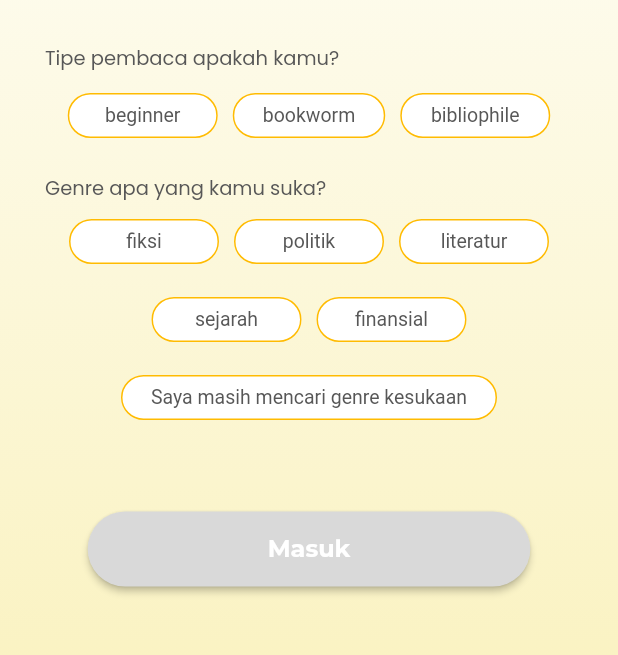
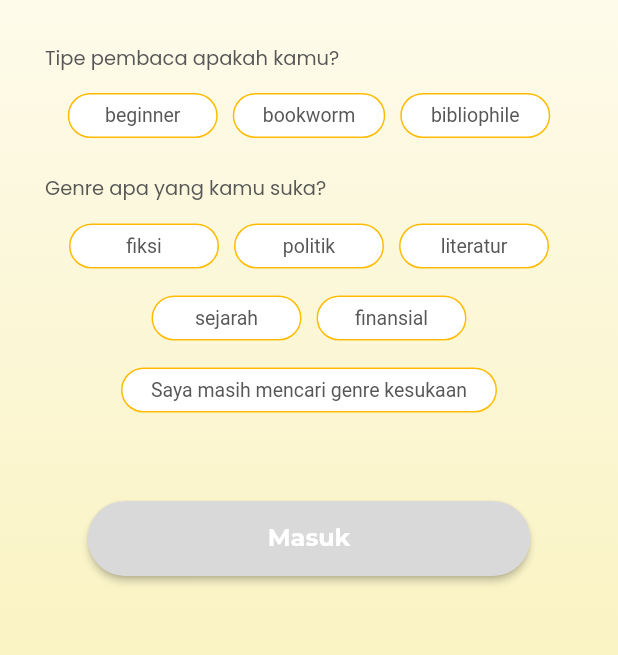
Before and after one commit to florentianayuwono/LiteUp, a Flutter app: the PersonalisationScreen screen opened directly, on a phone screen of 412 x 824 dp, the part 345-1000 px from its top. Run offline on Flutter 3.47's test engine with Material 2 defaults, Android fonts, the phone set to English and light mode, and no system bars; our stand-ins replace google_fonts, permission_handler; missing offline and left inert: dart:ffi, flutter_sound; network calls fail.

Commit message:
Decrease height gap

```diff
--- a/lite_up/lib/screens/personalisation_screen.dart
+++ b/lite_up/lib/screens/personalisation_screen.dart
@@ -56,7 +56,7 @@ class _PersonalisationScreenState extends State<PersonalisationScreen> {
             ]),
             Container(
                 alignment: Alignment.centerLeft,
-                margin: const EdgeInsets.only(top: 10, left: 30),
+                margin: const EdgeInsets.only(top: 10, left: 30, bottom: 5),
                 child: Text(
                   'Genre apa yang kamu suka?',
                   style:
@@ -68,7 +68,7 @@ class _PersonalisationScreenState extends State<PersonalisationScreen> {
                   for (var text in personalisation_2)
                     Container(
                         margin: const EdgeInsets.symmetric(
-                            horizontal: 5, vertical: 2),
+                            horizontal: 5, vertical: 0),
                         child: PersonalisationButton(buttonText: text))
                 ]),
             Container(
```
